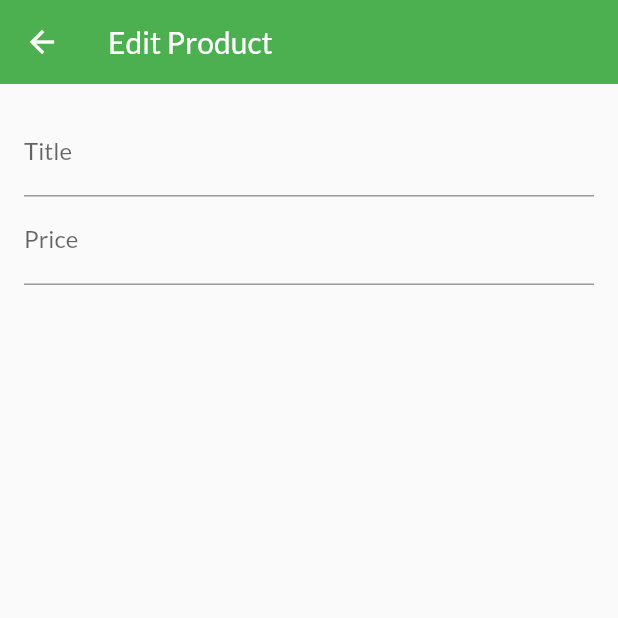
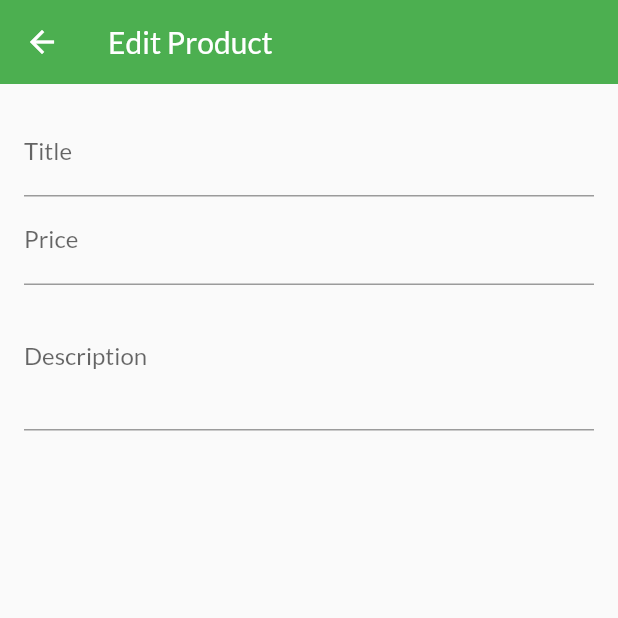
Before and after one commit to thought7878/shop_app, a Flutter app: the EditProductScreen screen opened by its route, on a phone screen of 412 x 824 dp, the top half of it. Run offline on Flutter 3.47's test engine with Material 2 defaults, Android fonts, the phone set to English and light mode, and no system bars; network calls fail.

Commit message:
219. Multiline Inputs & Disposing Objects

```diff
--- a/lib/screens/edit_product_screen.dart
+++ b/lib/screens/edit_product_screen.dart
@@ -8,6 +8,14 @@ class EditProductScreen extends StatefulWidget {
 
 class _EditProductScreenState extends State<EditProductScreen> {
   final _priceFocusNode = FocusNode();
+  final _descriptionFocusNode = FocusNode();
+
+  @override
+  void dispose() {
+    super.dispose();
+    _priceFocusNode.dispose();
+    _descriptionFocusNode.dispose();
+  }
 
   //
   @override
@@ -34,7 +42,17 @@ class _EditProductScreenState extends State<EditProductScreen> {
                 textInputAction: TextInputAction.next,
                 keyboardType: TextInputType.number,
                 focusNode: _priceFocusNode,
-              )
+                onFieldSubmitted: (val) {
+                  FocusScope.of(context).requestFocus(_descriptionFocusNode);
+                },
+              ),
+              TextFormField(
+                decoration: InputDecoration(labelText: 'Description'),
+                maxLines: 3,
+                // textInputAction: TextInputAction.next,
+                keyboardType: TextInputType.multiline,
+                focusNode: _descriptionFocusNode,
+              ),
             ],
           ),
         ),
```
